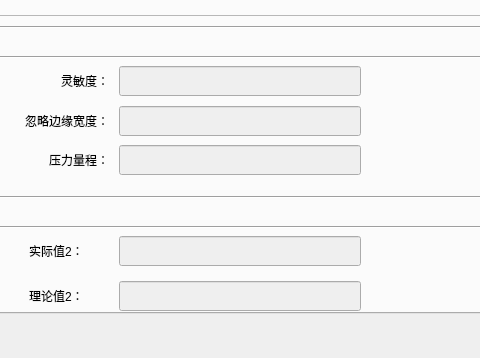
This is widget.ui in yiyidijiyi/HydroTester_GUI as Qt 5 draws it before an edit; both pictures show x 497 to 977 and y 410 to 768 of the 1366 by 768 pixel window. The edited form follows.
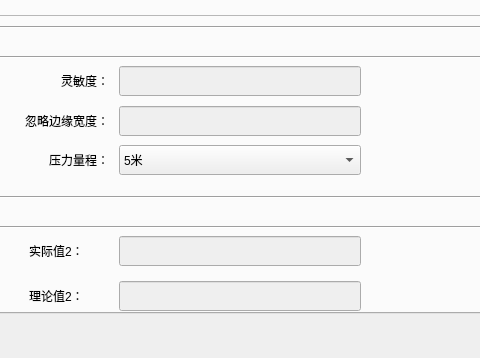
This is the edited form. The open tabs and pages were chosen to show the change. Icons and pictures are not drawn.

Patch:
```diff
--- a/widget.ui
+++ b/widget.ui
@@ -2487,19 +2487,6 @@
       </rect>
      </property>
     </widget>
-    <widget class="QLineEdit" name="lineEdit_pressureRange">
-     <property name="enabled">
-      <bool>false</bool>
-     </property>
-     <property name="geometry">
-      <rect>
-       <x>608</x>
-       <y>339</y>
-       <width>242</width>
-       <height>30</height>
-      </rect>
-     </property>
-    </widget>
     <widget class="QLineEdit" name="lineEdit_centerX">
      <property name="enabled">
       <bool>false</bool>
@@ -2840,6 +2827,36 @@
       <string/>
      </property>
     </widget>
+    <widget class="QComboBox" name="comboBox_pressureRange">
+     <property name="geometry">
+      <rect>
+       <x>608</x>
+       <y>339</y>
+       <width>242</width>
+       <height>30</height>
+      </rect>
+     </property>
+     <item>
+      <property name="text">
+       <string>5米</string>
+      </property>
+     </item>
+     <item>
+      <property name="text">
+       <string>10米</string>
+      </property>
+     </item>
+     <item>
+      <property name="text">
+       <string>20米</string>
+      </property>
+     </item>
+     <item>
+      <property name="text">
+       <string>50米</string>
+      </property>
+     </item>
+    </widget>
     <zorder>label_accountManagement</zorder>
     <zorder>line_4</zorder>
     <zorder>listView_accountList</zorder>
```
Left out of the diff: 4 changed lines with no effect on the pictures.
